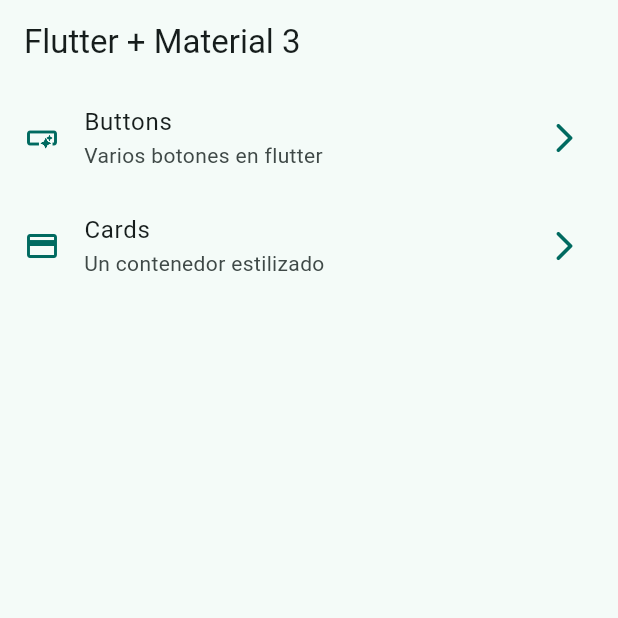
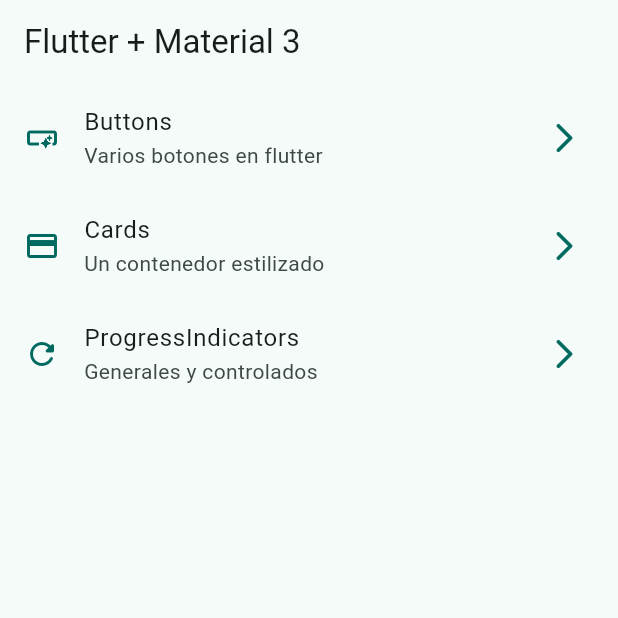
Before and after one commit to pierre-juarez/widgets_app, a Flutter app: the screen it shows after launch, on a phone screen of 412 x 824 dp, the top half of it. Run offline on Flutter 3.47's test engine with Material 3 defaults, Android fonts, the phone set to English and light mode, and no system bars; our stand-ins replace go_router.

Commit message:
[add] - Progress indicators

```diff
--- a/lib/config/menu/menu_items.dart
+++ b/lib/config/menu/menu_items.dart
@@ -27,4 +27,10 @@ const appMenuItems = <MenuItem>[
     link: '/cards',
     icon: Icons.credit_card,
   ),
+  MenuItem(
+    title: 'ProgressIndicators',
+    subTitle: 'Generales y controlados',
+    link: '/progress',
+    icon: Icons.refresh_rounded,
+  ),
 ];
--- a/lib/config/router/app_router.dart
+++ b/lib/config/router/app_router.dart
@@ -19,5 +19,10 @@ final GoRouter appRouter = GoRouter(
       name: CardsScreen.name,
       builder: (context, state) => const CardsScreen(),
     ),
+    GoRoute(
+      path: '/progress',
+      name: ProgressScreen.name,
+      builder: (context, state) => const ProgressScreen(),
+    ),
   ],
 );
```
Also changed, not shown: lib/presentation/screens/progress/progress_screen.dart (+55 -1 lines).
